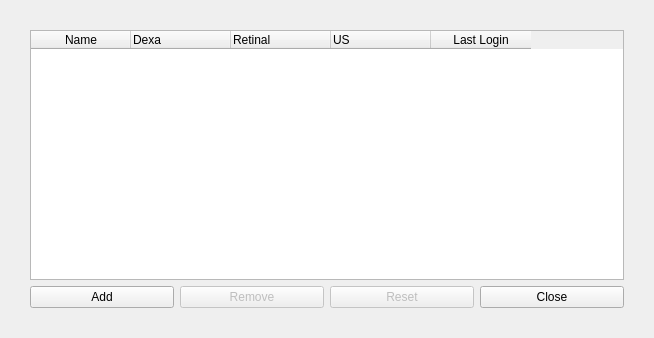
The window that api/interface/qt/QUserListDialog.ui (patrickdemond/Alder) describes before a commit, drawn with Qt 5.
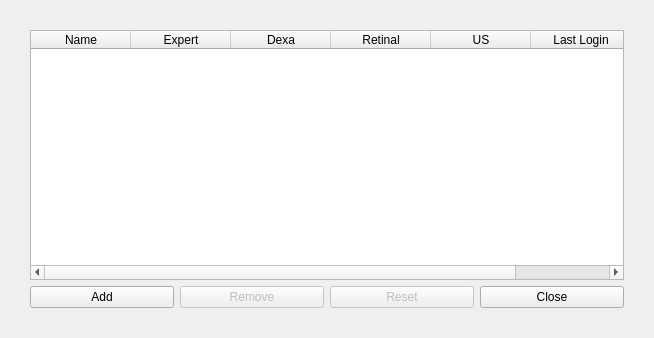
The same window after the commit.

Commit message: Adding User.Expert column (working toward image atlas)

Patch:
```diff
--- a/api/interface/qt/QUserListDialog.ui
+++ b/api/interface/qt/QUserListDialog.ui
@@ -32,13 +32,24 @@
       <property name="text">
        <string>Name</string>
       </property>
+      <property name="textAlignment">
+       <set>AlignHCenter|AlignVCenter|AlignCenter</set>
+      </property>
+     </column>
+     <column>
+      <property name="text">
+       <string>Expert</string>
+      </property>
+      <property name="textAlignment">
+       <set>AlignHCenter|AlignVCenter|AlignCenter</set>
+      </property>
      </column>
      <column>
       <property name="text">
        <string>Dexa</string>
       </property>
       <property name="textAlignment">
-       <set>AlignLeft|AlignVCenter</set>
+       <set>AlignHCenter|AlignVCenter|AlignCenter</set>
       </property>
      </column>
      <column>
@@ -46,7 +57,7 @@
        <string>Retinal</string>
       </property>
       <property name="textAlignment">
-       <set>AlignLeft|AlignVCenter</set>
+       <set>AlignHCenter|AlignVCenter|AlignCenter</set>
       </property>
      </column>
      <column>
@@ -54,13 +65,16 @@
        <string>US</string>
       </property>
       <property name="textAlignment">
-       <set>AlignLeft|AlignVCenter</set>
+       <set>AlignHCenter|AlignVCenter|AlignCenter</set>
       </property>
      </column>
      <column>
       <property name="text">
        <string>Last Login</string>
       </property>
+      <property name="textAlignment">
+       <set>AlignHCenter|AlignVCenter|AlignCenter</set>
+      </property>
      </column>
     </widget>
    </item>
```
The commit also changes 3 other files.
